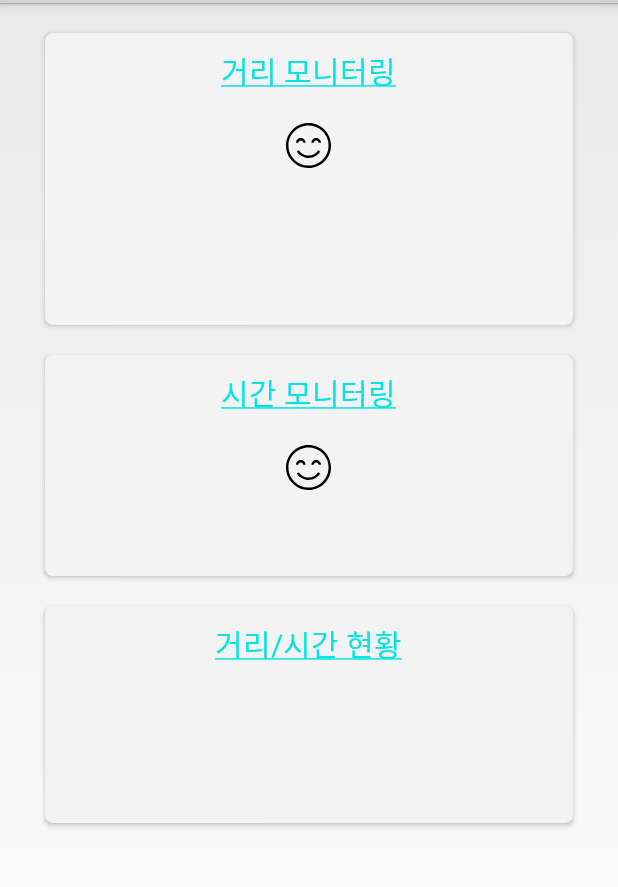
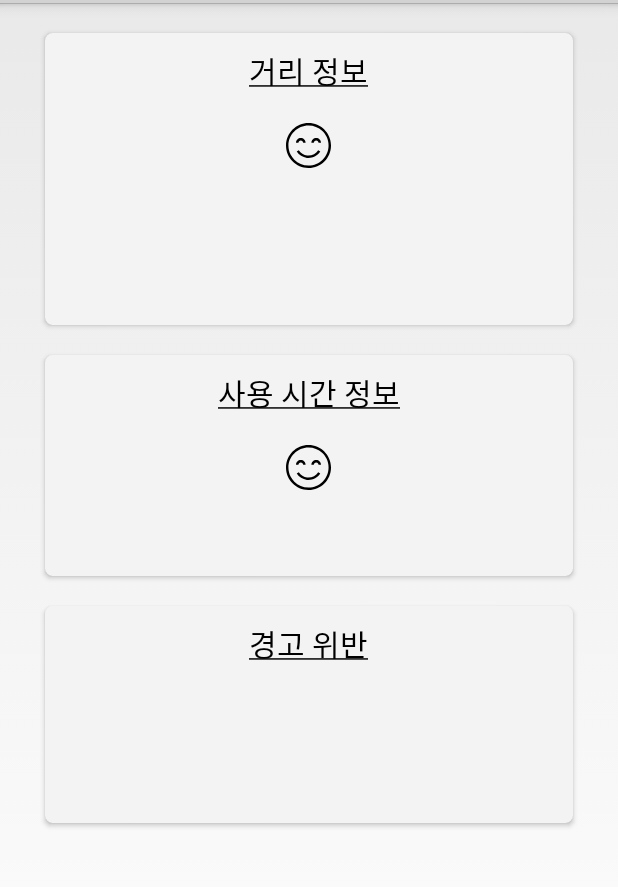
Before and after one commit to JaySeek/Software-Project, an Android app: the layout activity_main.xml on its own in the app's theme, with its tools: preview values and no code run, on a phone screen of 412 x 824 dp, the part 69-956 px from its top. Run offline under Robolectric (Android 15) with nearby library versions, the phone set to English and light mode, and no system bars; Roboto replaces fonts that are not available here.

Commit message:
Main UI 사소한 개선

```diff
--- a/app/src/main/java/com/example/wjdtl/eyesafer/BlueLightService.java
+++ b/app/src/main/java/com/example/wjdtl/eyesafer/BlueLightService.java
@@ -59,7 +59,7 @@ public class BlueLightService extends Service {
         protected void onDraw(Canvas canvas)
         {
             super.onDraw(canvas);
-            canvas.drawARGB(100, 255, 212, 0); // Alpha, Red, Green, Blue
+            canvas.drawARGB(50, 255, 212, 0); // Alpha, Red, Green, Blue
         }
 
         @Override
--- a/app/src/main/java/com/example/wjdtl/eyesafer/MainActivity.java
+++ b/app/src/main/java/com/example/wjdtl/eyesafer/MainActivity.java
@@ -265,8 +265,8 @@ public class MainActivity extends Activity {
             boolean needToast = false;
             switch (msg.what) {
                 case 0:
-                    nowTimeTxt.setText("사용 시간 : " + tTimeCounter + "초");
-                    timeViolationTxt.setText("시간 유지 위반 횟수 : " + timeVioCount);
+                    nowTimeTxt.setText("마지막 휴식 후 " + tTimeCounter + "초 경과");
+                    timeViolationTxt.setText("사용 시간 위반 " + timeVioCount + "회");
                     break;
                 case 1:
                     needToast = true;
@@ -334,7 +334,7 @@ public class MainActivity extends Activity {
     };
 
     private void alertDistance(int distance) {
-        distViolationTxt.setText("거리 유지 위반 횟수 : " + distVioCount);
+        distViolationTxt.setText("거리 미 유지 " + distVioCount + "회");
         nowDistTxt.setText("거리 : " + distance + "cm");
         nowDistInfoTxt.setText("적정 거리입니다.");
         distImage.setImageResource(R.drawable.ic_grade_smile);
--- a/app/src/main/res/values/colors.xml
+++ b/app/src/main/res/values/colors.xml
@@ -7,7 +7,7 @@
     <color name="colorMainMonitor">#C0C0C0</color>
     <color name="colorDistMonitor">#6B6B6B</color>
     <color name="colorTimeMonitor">#6B6B6B</color>
-    <color name="colorMonitorText">#00E4E4</color>
+    <color name="colorMonitorText">#000000</color>
     <color name="colorMainStatus">#F4F4F4</color>
 
     <color name="colorNotiToastBG">#DAAA</color>
--- a/app/src/main/res/values/strings.xml
+++ b/app/src/main/res/values/strings.xml
@@ -6,10 +6,10 @@
     <string name="not_connected">연결된 장치가 없음</string>
     <string name="connected_device_name">연결됨</string>
 
-    <string name="main_distmonitor"><u>거리 모니터링</u></string>
-    <string name="main_timemonitor"><u>시간 모니터링</u></string>
+    <string name="main_distmonitor"><u>거리 정보</u></string>
+    <string name="main_timemonitor"><u>사용 시간 정보</u></string>
 
-    <string name="main_status"><u>거리/시간 현황</u></string>
+    <string name="main_status"><u>경고 위반</u></string>
 
     <!-- Menu -->
     <string name="menu_device_search">디바이스 검색</string>
```
